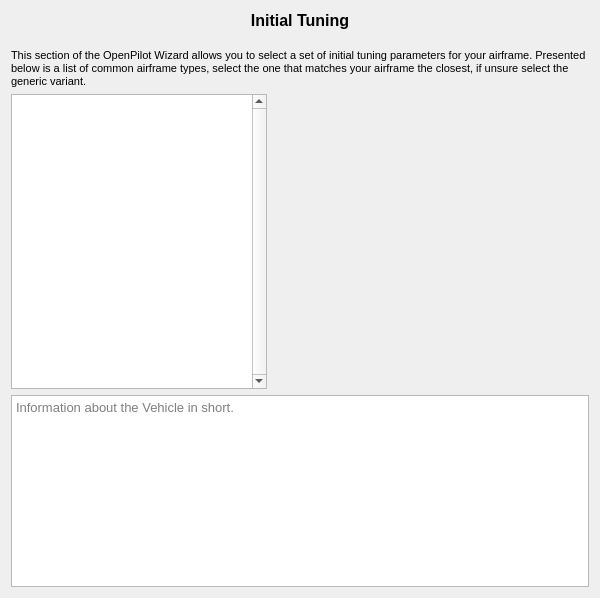
openpilot/OpenPilot, file ground/openpilotgcs/src/plugins/setupwizard/pages/airframeinitialtuningpage.ui: the form before one commit.
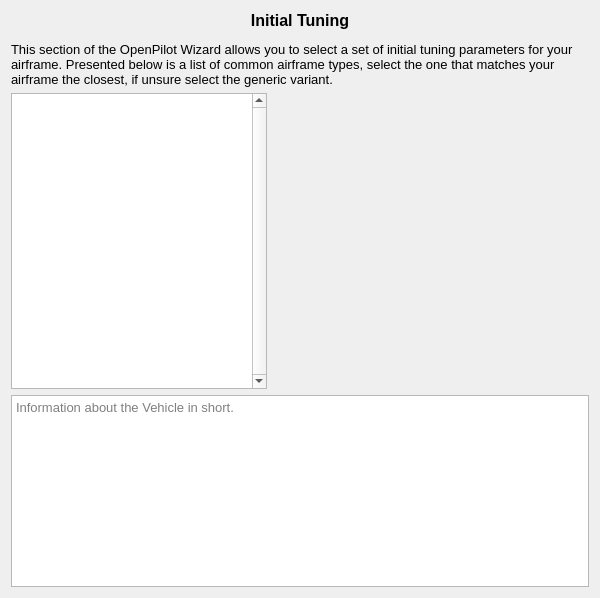
The form after the commit.

Commit message: OP-1556 Bigger window size, Font sizes on all pages

Patch:
```diff
--- a/ground/openpilotgcs/src/plugins/setupwizard/pages/airframeinitialtuningpage.ui
+++ b/ground/openpilotgcs/src/plugins/setupwizard/pages/airframeinitialtuningpage.ui
@@ -17,13 +17,7 @@
    <item>
     <widget class="QLabel" name="label_main">
      <property name="text">
-      <string>&lt;!DOCTYPE HTML PUBLIC &quot;-//W3C//DTD HTML 4.0//EN&quot; &quot;http://www.w3.org/TR/REC-html40/strict.dtd&quot;&gt;
-&lt;html&gt;&lt;head&gt;&lt;meta name=&quot;qrichtext&quot; content=&quot;1&quot; /&gt;&lt;style type=&quot;text/css&quot;&gt;
-p, li { white-space: pre-wrap; }
-&lt;/style&gt;&lt;/head&gt;&lt;body style=&quot; font-family:'MS Shell Dlg 2'; font-size:8pt; font-weight:400; font-style:normal;&quot;&gt;
-&lt;p align=&quot;center&quot; style=&quot; margin-top:0px; margin-bottom:0px; margin-left:0px; margin-right:0px; -qt-block-indent:0; text-indent:0px;&quot;&gt;&lt;span style=&quot; font-size:12pt; font-weight:600;&quot;&gt;Initial Tuning&lt;/span&gt;&lt;/p&gt;
-&lt;p style=&quot;-qt-paragraph-type:empty; margin-top:0px; margin-bottom:0px; margin-left:0px; margin-right:0px; -qt-block-indent:0; text-indent:0px; font-size:12pt; font-weight:600;&quot;&gt;&lt;br /&gt;&lt;/p&gt;
-&lt;p style=&quot; margin-top:0px; margin-bottom:0px; margin-left:0px; margin-right:0px; -qt-block-indent:0; text-indent:0px;&quot;&gt;&lt;span style=&quot; font-family:'MS Shell Dlg 2,sans-serif';&quot;&gt;This section of the OpenPilot Wizard allows you to select a set of initial tuning parameters for your airframe. Presented below is a list of common airframe types, select the one that matches your airframe the closest, if unsure select the generic variant.&lt;/span&gt; &lt;/p&gt;&lt;/body&gt;&lt;/html&gt;</string>
+      <string>&lt;html&gt;&lt;head/&gt;&lt;body&gt;&lt;p align=&quot;center&quot;&gt;&lt;span style=&quot; font-family:'MS Shell Dlg 2'; font-size:12pt; font-weight:600;&quot;&gt;Initial Tuning&lt;/span&gt;&lt;/p&gt;&lt;p&gt;&lt;span style=&quot; font-family:'MS Shell Dlg 2,sans-serif'; font-size:10pt;&quot;&gt;This section of the OpenPilot Wizard allows you to select a set of initial tuning parameters for your airframe. Presented below is a list of common airframe types, select the one that matches your airframe the closest, if unsure select the generic variant.&lt;/span&gt;&lt;/p&gt;&lt;/body&gt;&lt;/html&gt;</string>
      </property>
      <property name="alignment">
       <set>Qt::AlignLeading|Qt::AlignLeft|Qt::AlignTop</set>
```
The commit also changes 19 other files.
